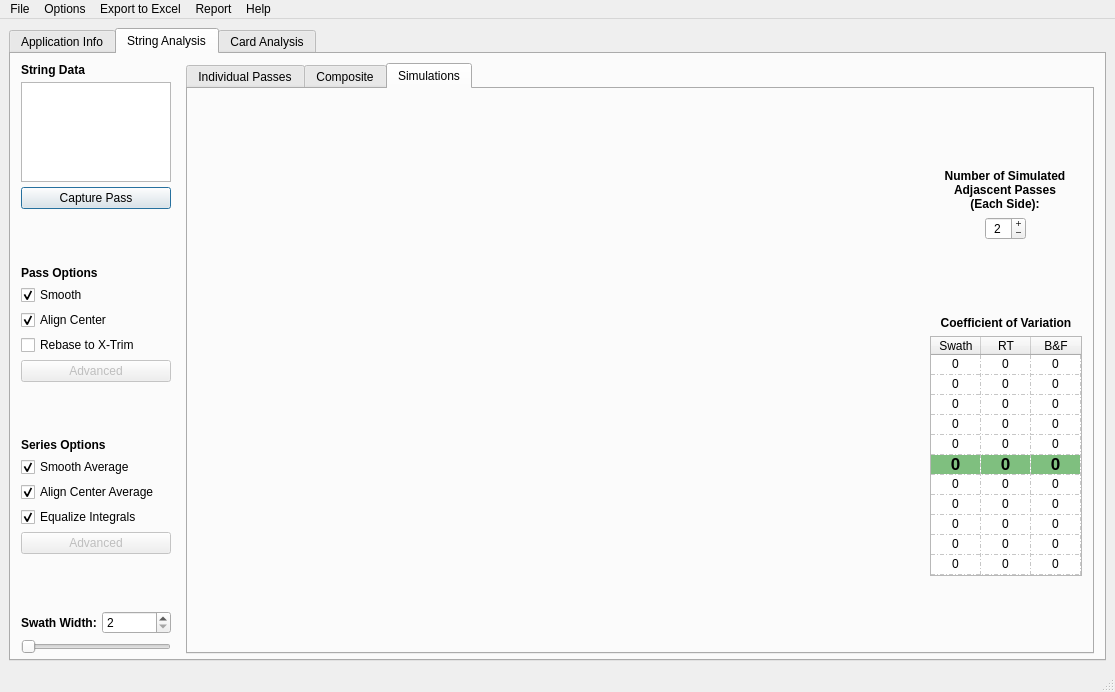
First picture: the form in resources/mainWindow.ui, repository gill14/AccuPatt, before the edit.
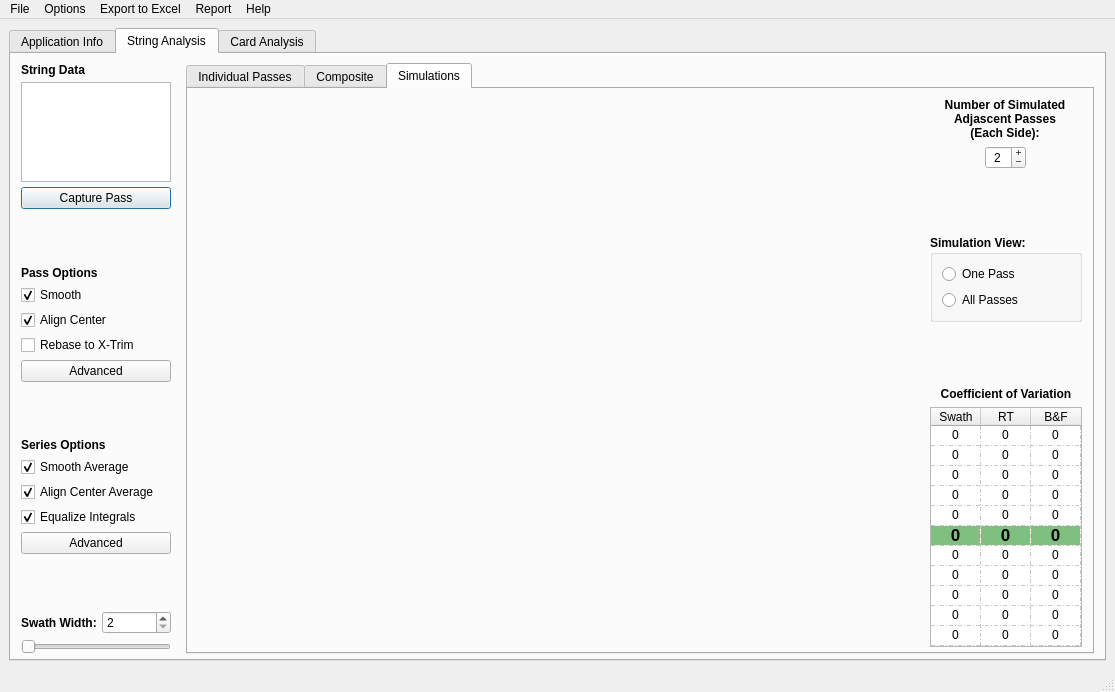
Second picture: the form after the edit. The open tabs and pages were chosen to show the change. Custom widgets are drawn as their Qt base class.

Commit message: add string adv opts window

```diff
--- a/resources/mainWindow.ui
+++ b/resources/mainWindow.ui
@@ -33,7 +33,7 @@
        </size>
       </property>
       <property name="currentIndex">
-       <number>1</number>
+       <number>0</number>
       </property>
       <widget class="QWidget" name="tab_info">
        <attribute name="title">
@@ -187,9 +187,9 @@
            </widget>
           </item>
           <item>
-           <widget class="QPushButton" name="pushButton">
+           <widget class="QPushButton" name="stringAdvancedOptionsPass">
             <property name="enabled">
-             <bool>false</bool>
+             <bool>true</bool>
             </property>
             <property name="text">
              <string>Advanced</string>
@@ -268,9 +268,9 @@
            </widget>
           </item>
           <item>
-           <widget class="QPushButton" name="pushButton_2">
+           <widget class="QPushButton" name="stringAdvancedOptionsSeries">
             <property name="enabled">
-             <bool>false</bool>
+             <bool>true</bool>
             </property>
             <property name="text">
              <string>Advanced</string>
@@ -391,7 +391,7 @@
         <item>
          <widget class="QTabWidget" name="tabWidget_2">
           <property name="currentIndex">
-           <number>0</number>
+           <number>2</number>
           </property>
           <widget class="QWidget" name="tab">
            <attribute name="title">
@@ -505,19 +505,6 @@
             </item>
             <item>
              <layout class="QVBoxLayout" name="verticalLayout_33">
-              <item>
-               <spacer name="verticalSpacer_9">
-                <property name="orientation">
-                 <enum>Qt::Vertical</enum>
-                </property>
-                <property name="sizeHint" stdset="0">
-                 <size>
-                  <width>98</width>
-                  <height>19</height>
-                 </size>
-                </property>
-               </spacer>
-              </item>
               <item>
                <widget class="QLabel" name="label_35">
                 <property name="sizePolicy">
@@ -590,6 +577,60 @@
                 </property>
                </widget>
               </item>
+              <item>
+               <spacer name="verticalSpacer_3">
+                <property name="orientation">
+                 <enum>Qt::Vertical</enum>
+                </property>
+                <property name="sizeHint" stdset="0">
+                 <size>
+                  <width>20</width>
+                  <height>40</height>
+                 </size>
+                </property>
+               </spacer>
+              </item>
+              <item>
+               <widget class="QGroupBox" name="groupBox_3">
+                <property name="font">
+                 <font>
+                  <weight>75</weight>
+                  <bold>true</bold>
+                 </font>
+                </property>
+                <property name="title">
+                 <string>Simulation View:</string>
+                </property>
+                <layout class="QVBoxLayout" name="verticalLayout_10">
+                 <item>
+                  <widget class="QRadioButton" name="radioButtonSimulationOne">
+                   <property name="font">
+                    <font>
+                     <weight>50</weight>
+                     <bold>false</bold>
+                    </font>
+                   </property>
+                   <property name="text">
+                    <string>One Pass</string>
+                   </property>
+                  </widget>
+                 </item>
+                 <item>
+                  <widget class="QRadioButton" name="radioButtonSimulationAll">
+                   <property name="font">
+                    <font>
+                     <weight>50</weight>
+                     <bold>false</bold>
+                    </font>
+                   </property>
+                   <property name="text">
+                    <string>All Passes</string>
+                   </property>
+                  </widget>
+                 </item>
+                </layout>
+               </widget>
+              </item>
               <item>
                <spacer name="verticalSpacer_11">
                 <property name="orientation">
@@ -1093,19 +1134,6 @@
                 </item>
                </widget>
               </item>
-              <item>
-               <spacer name="verticalSpacer_3">
-                <property name="orientation">
-                 <enum>Qt::Vertical</enum>
-                </property>
-                <property name="sizeHint" stdset="0">
-                 <size>
-                  <width>20</width>
-                  <height>40</height>
-                 </size>
-                </property>
-               </spacer>
-              </item>
              </layout>
             </item>
            </layout>
```
The commit also changes 4 other files.
